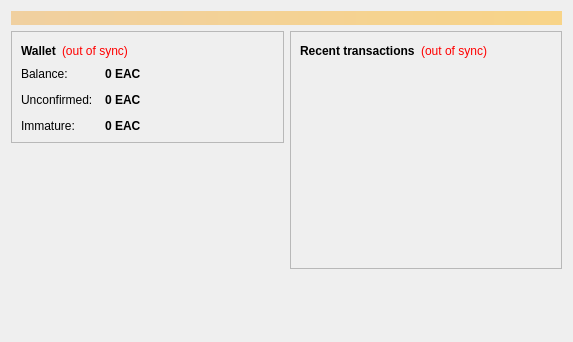
novaexchange/EAC, file src/qt/forms/overviewpage.ui: the form before one commit.
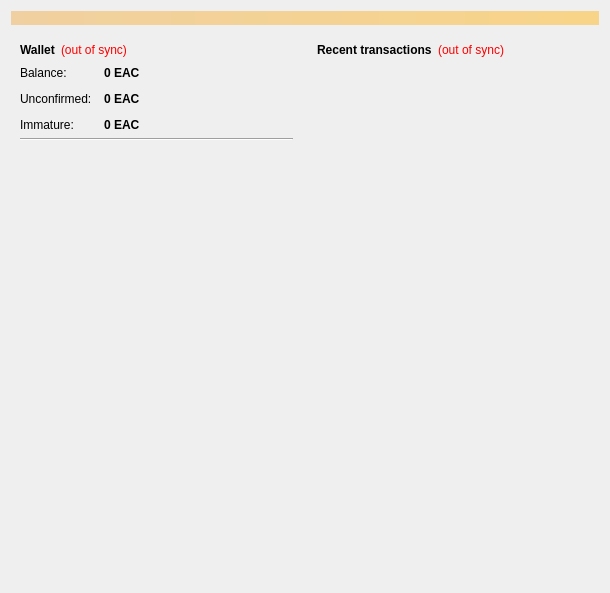
The form after the commit. Icons and pictures are not drawn.

```diff
--- a/src/qt/forms/overviewpage.ui
+++ b/src/qt/forms/overviewpage.ui
@@ -6,13 +6,16 @@
    <rect>
     <x>0</x>
     <y>0</y>
-    <width>573</width>
-    <height>342</height>
+    <width>610</width>
+    <height>593</height>
    </rect>
   </property>
   <property name="windowTitle">
    <string>Form</string>
   </property>
+  <property name="styleSheet">
+   <string notr="true">OverviewPage{background-image: url(:/images/res/images/logo.png);}</string>
+  </property>
   <layout class="QVBoxLayout" name="topLayout">
    <item>
     <widget class="QLabel" name="labelAlerts">
@@ -31,13 +34,19 @@
     </widget>
    </item>
    <item>
-    <layout class="QHBoxLayout" name="horizontalLayout" stretch="1,1">
+    <layout class="QHBoxLayout" name="horizontalLayout" stretch="0,0">
      <item>
       <layout class="QVBoxLayout" name="verticalLayout_2">
        <item>
         <widget class="QFrame" name="frame">
+         <property name="maximumSize">
+          <size>
+           <width>16777215</width>
+           <height>16777215</height>
+          </size>
+         </property>
          <property name="frameShape">
-          <enum>QFrame::StyledPanel</enum>
+          <enum>QFrame::NoFrame</enum>
          </property>
          <property name="frameShadow">
           <enum>QFrame::Raised</enum>
@@ -186,11 +195,18 @@
             </item>
            </layout>
           </item>
+          <item>
+           <widget class="Line" name="line">
+            <property name="orientation">
+             <enum>Qt::Horizontal</enum>
+            </property>
+           </widget>
+          </item>
          </layout>
         </widget>
        </item>
        <item>
-        <spacer name="verticalSpacer">
+        <spacer name="verticalSpacer_2">
          <property name="orientation">
           <enum>Qt::Vertical</enum>
          </property>
@@ -202,6 +218,28 @@
          </property>
         </spacer>
        </item>
+       <item>
+        <widget class="QFrame" name="logo">
+         <property name="minimumSize">
+          <size>
+           <width>180</width>
+           <height>195</height>
+          </size>
+         </property>
+         <property name="styleSheet">
+          <string notr="true">background-image: url(:/images/res/images/logo.png);
+background-position: left bottom;
+background-repeat: none;
+background-size: contain;</string>
+         </property>
+         <property name="frameShape">
+          <enum>QFrame::NoFrame</enum>
+         </property>
+         <property name="frameShadow">
+          <enum>QFrame::Plain</enum>
+         </property>
+        </widget>
+       </item>
       </layout>
      </item>
      <item>
@@ -209,7 +247,7 @@
        <item>
         <widget class="QFrame" name="frame_2">
          <property name="frameShape">
-          <enum>QFrame::StyledPanel</enum>
+          <enum>QFrame::NoFrame</enum>
          </property>
          <property name="frameShadow">
           <enum>QFrame::Raised</enum>
@@ -277,23 +315,30 @@
          </layout>
         </widget>
        </item>
-       <item>
-        <spacer name="verticalSpacer_2">
-         <property name="orientation">
-          <enum>Qt::Vertical</enum>
-         </property>
-         <property name="sizeHint" stdset="0">
-          <size>
-           <width>20</width>
-           <height>40</height>
-          </size>
-         </property>
-        </spacer>
-       </item>
       </layout>
      </item>
     </layout>
    </item>
+   <item>
+    <widget class="QFrame" name="urls">
+     <property name="minimumSize">
+      <size>
+       <width>0</width>
+       <height>45</height>
+      </size>
+     </property>
+     <property name="styleSheet">
+      <string notr="true">background-image: url(:/images/res/images/urls.png);
+background-repeat:no-repeat;</string>
+     </property>
+     <property name="frameShape">
+      <enum>QFrame::NoFrame</enum>
+     </property>
+     <property name="frameShadow">
+      <enum>QFrame::Plain</enum>
+     </property>
+    </widget>
+   </item>
   </layout>
  </widget>
  <resources/>
```
